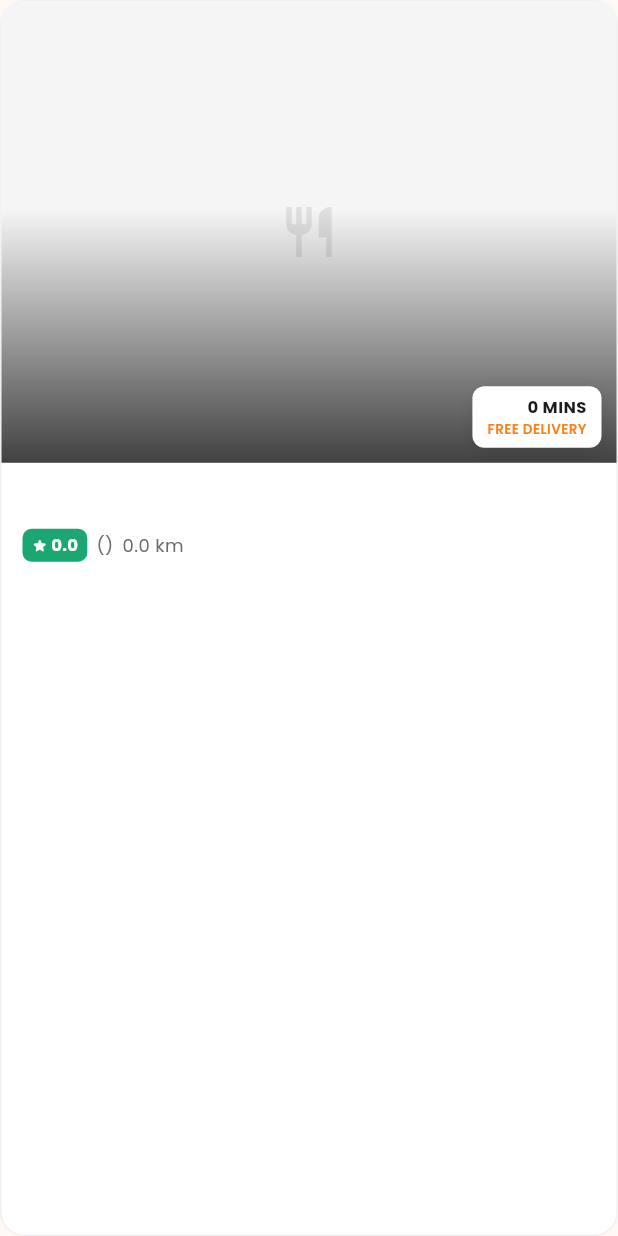
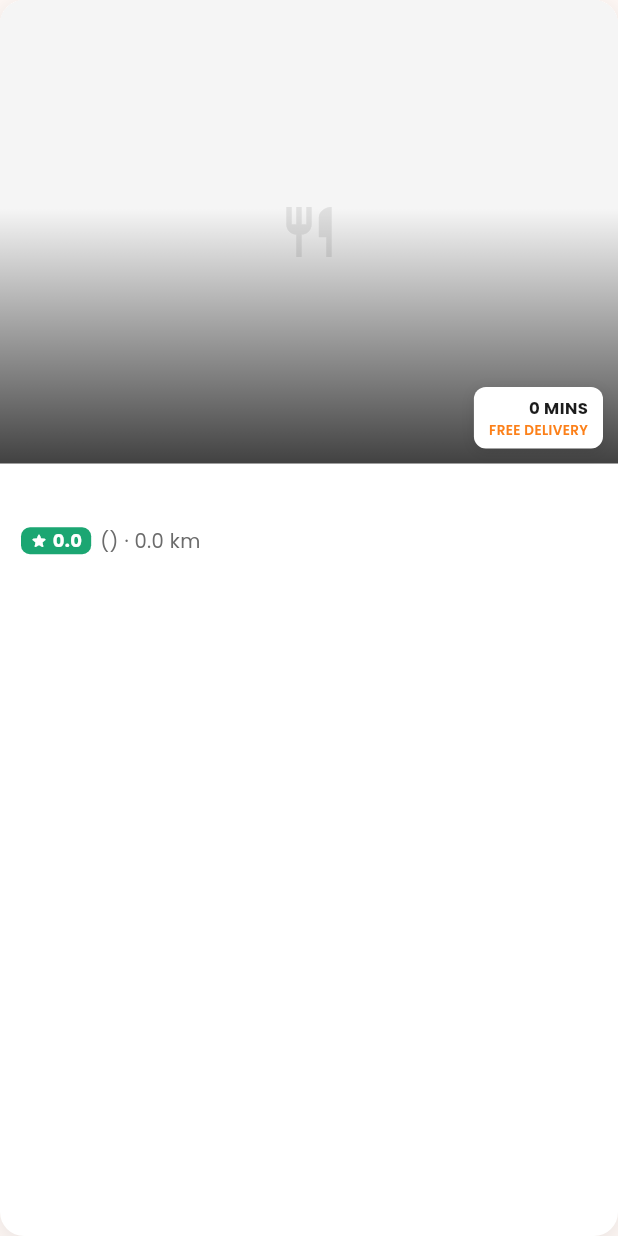
Before and after one commit to hykuBipin/DDD_Hexagonal_Archunit_demo, a Flutter app: the RestaurantCard widget shown alone on an empty page, opened directly with empty values, on a phone screen of 412 x 824 dp. Run offline on Flutter 3.47's test engine with Material 3 defaults, Android fonts, the phone set to English and light mode, and no system bars; our stand-ins replace app_links, flutter_secure_storage, google_fonts; accounts and stored records are empty; network calls fail.

Commit message:
Fix HTTPS: write nginx config on server, not via SCP
Also: match Swiggy card style (shadow, 20px name, consolidated info row)

Co-Authored-By: Claude Sonnet 4.6 <noreply@anthropic.com>

```diff
--- a/frontend/lib/widgets/restaurant_card.dart
+++ b/frontend/lib/widgets/restaurant_card.dart
@@ -34,7 +34,14 @@ class RestaurantCard extends StatelessWidget {
       decoration: BoxDecoration(
         color: Colors.white,
         borderRadius: BorderRadius.circular(16),
-        border: Border.all(color: const Color(0xFFF0F0F0)),
+        boxShadow: const [
+          BoxShadow(
+            color: Color(0x1A000000),
+            blurRadius: 16,
+            spreadRadius: 0,
+            offset: Offset(0, 4),
+          ),
+        ],
       ),
       clipBehavior: Clip.hardEdge,
       child: Column(
@@ -159,7 +166,7 @@ class RestaurantCard extends StatelessWidget {
   }
 
   Widget _buildContent() {
-    // Rating badge (green Swiggy-style)
+    // Green rating badge — star + number inside
     Widget? ratingBadge;
     if (restaurant.avgRating != null) {
       ratingBadge = Container(
@@ -171,14 +178,15 @@ class RestaurantCard extends StatelessWidget {
         child: Row(
           mainAxisSize: MainAxisSize.min,
           children: [
-            const Icon(Icons.star_rounded, color: Colors.white, size: 11),
-            const SizedBox(width: 2),
+            const Icon(Icons.star_rounded, color: Colors.white, size: 12),
+            const SizedBox(width: 3),
             Text(
               restaurant.avgRating!.toStringAsFixed(1),
               style: GoogleFonts.poppins(
-                fontSize: 11,
+                fontSize: 12,
                 fontWeight: FontWeight.w700,
                 color: Colors.white,
+                height: 1,
               ),
             ),
           ],
@@ -186,8 +194,9 @@ class RestaurantCard extends StatelessWidget {
       );
     }
 
-    // Location line: area + distance
-    final locationParts = <String>[
+    // Single info string: "(193) · Thane West · 1.5 km"
+    final infoParts = <String>[
+      if (restaurant.totalRatings != null) '(${restaurant.totalRatings})',
       if (restaurant.areaName?.isNotEmpty ?? false) restaurant.areaName!,
       if (restaurant.distanceKm != null)
         '${restaurant.distanceKm!.toStringAsFixed(1)} km',
@@ -210,34 +219,30 @@ class RestaurantCard extends StatelessWidget {
           Text(
             restaurant.name,
             style: GoogleFonts.poppins(
-              fontSize: 18,
+              fontSize: 20,
               fontWeight: FontWeight.w700,
               color: const Color(0xFF1C1C1C),
+              height: 1.2,
             ),
             maxLines: 2,
             overflow: TextOverflow.ellipsis,
           ),
           const SizedBox(height: 6),
           Row(
+            crossAxisAlignment: CrossAxisAlignment.center,
             children: [
               if (ratingBadge != null) ...[
                 ratingBadge,
                 const SizedBox(width: 6),
               ],
-              if (restaurant.totalRatings != null) ...[
-                Text(
-                  '(${restaurant.totalRatings})',
-                  style: GoogleFonts.poppins(
-                      fontSize: 12, color: const Color(0xFF6B6B6B)),
-                ),
-                const SizedBox(width: 6),
-              ],
-              if (locationParts.isNotEmpty)
+              if (infoParts.isNotEmpty)
                 Expanded(
                   child: Text(
-                    locationParts.join(' · '),
+                    infoParts.join(' · '),
                     style: GoogleFonts.poppins(
-                        fontSize: 12, color: const Color(0xFF6B6B6B)),
+                      fontSize: 13,
+                      color: const Color(0xFF6B6B6B),
+                    ),
                     maxLines: 1,
                     overflow: TextOverflow.ellipsis,
                   ),
@@ -249,7 +254,9 @@ class RestaurantCard extends StatelessWidget {
             Text(
               metaParts.join(' · '),
               style: GoogleFonts.poppins(
-                  fontSize: 12, color: const Color(0xFF6B6B6B)),
+                fontSize: 13,
+                color: const Color(0xFF6B6B6B),
+              ),
               maxLines: 1,
               overflow: TextOverflow.ellipsis,
             ),
```
Also changed, not shown: 1 other file.
